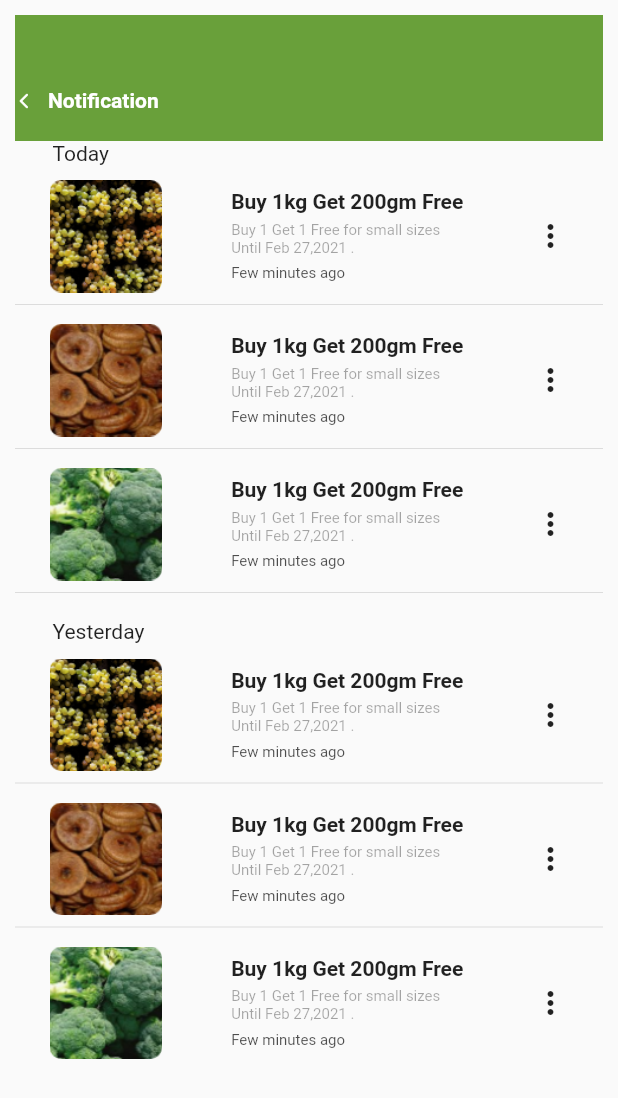
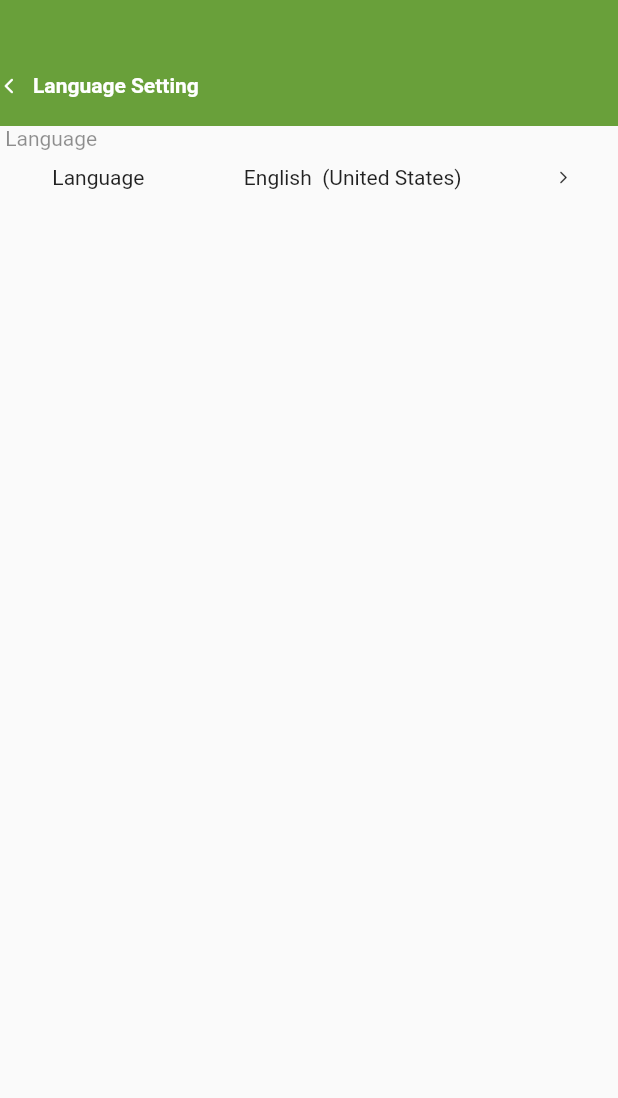
Before and after one commit to prasanjitha/Grocerade, a Flutter app: the screen it shows after launch, on a phone screen of 412 x 824 dp. Shown: the top 1098 px of the screen. Run offline on Flutter 3.47's test engine with Material 2 defaults, Android fonts, the phone set to English and light mode, and no system bars.

Commit message:
language setting screen implementation

```diff
--- a/lib/main.dart
+++ b/lib/main.dart
@@ -9,7 +9,9 @@
 import 'screens/confirm_screen.dart';
 import 'screens/favourite_screen.dart';
 import 'screens/home_page.dart';
+import 'screens/language_setting_screen.dart';
 import 'screens/notification_screen.dart';
+import 'screens/notification_setting_screen.dart';
 import 'screens/otp_screen.dart';
 import 'screens/product_details.dart';
 import 'screens/setting_screen.dart';
@@ -30,7 +32,7 @@
       theme: ThemeData(
         primarySwatch: Colors.blue,
       ),
-      home: NotificationScrennn(),
+      home: LanguageSetting(),
     );
   }
 }
--- /dev/null
+++ b/lib/screens/language_setting_screen.dart
@@ -0,0 +1,42 @@
+// ignore_for_file: prefer_const_literals_to_create_immutables, prefer_const_constructors
+
+import 'package:flutter/material.dart';
+import 'package:grocerade/widgets/custom_header.dart';
+
+class LanguageSetting extends StatelessWidget {
+  const LanguageSetting({Key? key}) : super(key: key);
+
+  @override
+  Widget build(BuildContext context) {
+    return Scaffold(
+      body: Column(
+        crossAxisAlignment: CrossAxisAlignment.start,
+        children: [
+          CustomHeader('Language Setting'),
+          Opacity(
+            opacity: 0.5,
+            child: Text(
+              ' Language',
+              style: TextStyle(fontSize: 14),
+            ),
+          ),
+          SizedBox(height: 10.0,),
+          Row(
+            mainAxisAlignment: MainAxisAlignment.spaceAround,
+            children: [
+              Text(
+              ' Language',
+              style: TextStyle(fontSize: 14),
+            ),
+            Text(
+              ' English  (United States)',
+              style: TextStyle(fontSize: 14),
+            ),
+            Icon(Icons.arrow_forward_ios_rounded,size: 10,)
+            ],
+          )
+        ],
+      ),
+    );
+  }
+}
--- a/lib/screens/notification_screen.dart
+++ b/lib/screens/notification_screen.dart
@@ -2,22 +2,27 @@
 
 import 'package:flutter/material.dart';
 import 'package:grocerade/widgets/custom_header.dart';
-
-class NotificationScrennn extends StatelessWidget {
+class NotificationScrennn extends StatefulWidget {
   const NotificationScrennn({Key? key}) : super(key: key);
 
   @override
+  State<NotificationScrennn> createState() => _NotificationScrennnState();
+}
+
+class _NotificationScrennnState extends State<NotificationScrennn> {
+      bool isSwitched=true;
+  @override
   Widget build(BuildContext context) {
+
     return Scaffold(
-      body: Padding(
-        padding: const EdgeInsets.all(10.0),
-        child: Column(
+      body: Column(
         children: [
           CustomHeader('Notification'),
           Container(
            height: MediaQuery.of(context).size.height * 0.79,
             child: ListView(
               children: [
+
                 Container(
                   margin: EdgeInsets.only(left: 25.0),
                   child: Text(
@@ -277,7 +282,6 @@ class NotificationScrennn extends StatelessWidget {
           )
         ],
       ),
-      ),
     );
   }
 }
```
Also changed, not shown: lib/screens/notification_setting_screen.dart (added, +101 -0 lines), pubspec.yaml (line endings or trailing spaces). Lines whose indentation alone changed are shown as unchanged.
